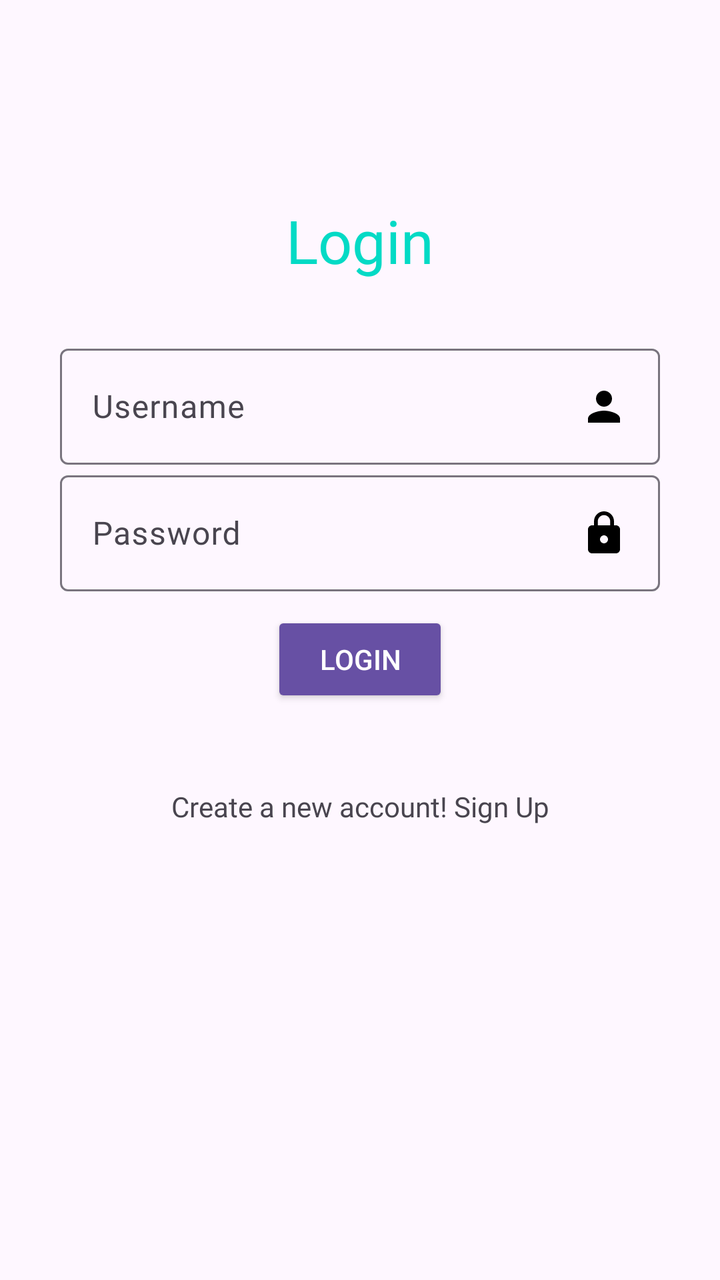
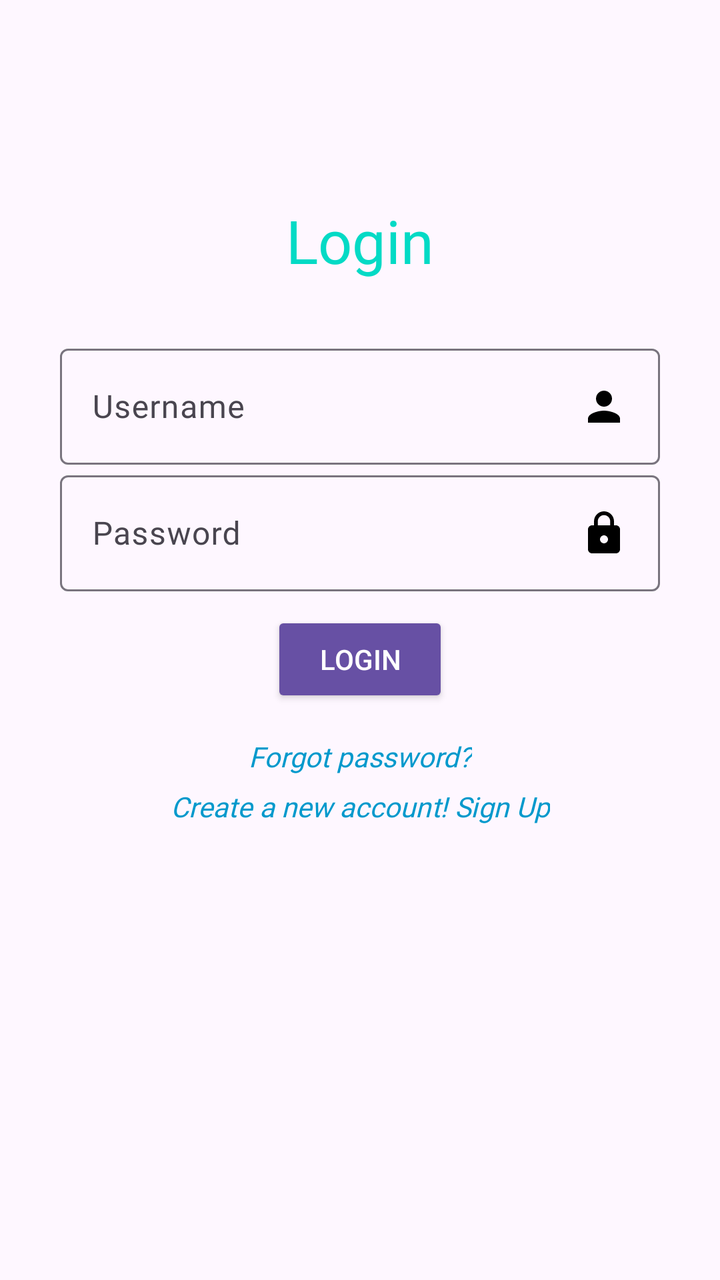

An Android layout rendered at two revisions. The XML below is the earlier revision; the diff shows what the commit changed to produce the second picture.
<!-- AndroidManifest.xml: application theme Theme.Carbonfootprint -->
<!-- res/layout/activity_login.xml -->
<?xml version="1.0" encoding="utf-8"?>
<androidx.constraintlayout.widget.ConstraintLayout xmlns:android="http://schemas.android.com/apk/res/android"
    xmlns:app="http://schemas.android.com/apk/res-auto"
    xmlns:tools="http://schemas.android.com/tools"
    android:id="@+id/main"
    android:layout_width="match_parent"
    android:layout_height="match_parent"
    tools:context=".Login">

    <TextView
        android:id="@+id/textView"
        android:layout_width="match_parent"
        android:layout_height="wrap_content"
        android:layout_marginTop="100dp"
        android:fontFamily="@font/poppinsbold"
        android:gravity="center"
        android:text="@string/login"
        android:textColor="@color/colorAccent"
        android:textSize="30sp"
        app:layout_constraintEnd_toEndOf="parent"
        app:layout_constraintHorizontal_bias="0.0"
        app:layout_constraintStart_toStartOf="parent"
        app:layout_constraintTop_toTopOf="parent"
        tools:targetApi="jelly_bean" />

    <androidx.constraintlayout.widget.ConstraintLayout
        android:layout_width="match_parent"
        android:layout_height="wrap_content"
        app:layout_constraintBottom_toBottomOf="parent"
        app:layout_constraintTop_toTopOf="parent"
        app:layout_constraintVertical_bias="0.426"
        tools:layout_editor_absoluteX="0dp">

        <com.google.android.material.textfield.TextInputLayout
            android:id="@+id/textInputLayoutUsername"
            android:layout_width="match_parent"
            android:layout_height="wrap_content"
            android:layout_marginLeft="30dp"
            android:layout_marginRight="30dp"
            android:hint="@string/username"
            app:layout_constraintEnd_toEndOf="parent"
            app:layout_constraintHorizontal_bias="0.0"
            app:layout_constraintStart_toStartOf="parent"
            app:layout_constraintTop_toTopOf="parent">

            <com.google.android.material.textfield.TextInputEditText
                android:id="@+id/username"
                android:layout_width="match_parent"
                android:layout_height="wrap_content"
                android:drawableEnd="@drawable/ic_user"
                android:drawableRight="@drawable/ic_user"
                android:fontFamily="@font/poppinsmedium"
                tools:targetApi="jelly_bean" />
        </com.google.android.material.textfield.TextInputLayout>

        <com.google.android.material.textfield.TextInputLayout
            android:id="@+id/textInputLayoutPassword"
            android:inputType="textPassword"
            android:layout_width="match_parent"
            android:layout_height="wrap_content"
            android:layout_marginLeft="30dp"
            android:layout_marginRight="30dp"
            android:hint="@string/password"
            app:layout_constraintTop_toBottomOf="@+id/textInputLayoutUsername"
            tools:layout_editor_absoluteX="0dp">

            <com.google.android.material.textfield.TextInputEditText
                android:id="@+id/password"
                android:inputType="textPassword"
                android:layout_width="match_parent"
                android:layout_height="wrap_content"
                android:drawableEnd="@drawable/ic_password"
                android:drawableRight="@drawable/ic_password"
                android:fontFamily="@font/poppinsmedium"
                tools:targetApi="jelly_bean" />
        </com.google.android.material.textfield.TextInputLayout>

        <ProgressBar
            android:id="@+id/progress"
            android:layout_width="wrap_content"
            android:layout_height="wrap_content"
            android:visibility="gone"
            app:layout_constraintEnd_toEndOf="parent"
            app:layout_constraintStart_toStartOf="parent"
            app:layout_constraintTop_toBottomOf="@+id/textInputLayoutPassword" />

        <Button
            android:id="@+id/buttonLogin"
            style="@style/Widget.AppCompat.Button.Colored"
            android:layout_width="wrap_content"
            android:layout_height="wrap_content"
            android:layout_marginTop="10dp"
            android:text="@string/login"
            app:layout_constraintEnd_toEndOf="parent"
            app:layout_constraintStart_toStartOf="parent"
            app:layout_constraintTop_toBottomOf="@+id/progress" />

        <TextView
            android:id="@+id/signUpText"
            android:layout_width="wrap_content"
            android:layout_height="wrap_content"
            android:layout_marginTop="40dp"
            android:fontFamily="@font/poppinsmedium"
            android:text="@string/signuphere"
            app:layout_constraintEnd_toEndOf="parent"
            app:layout_constraintStart_toStartOf="parent"
            app:layout_constraintTop_toBottomOf="@+id/buttonLogin"
            tools:targetApi="jelly_bean" />
    </androidx.constraintlayout.widget.ConstraintLayout>

</androidx.constraintlayout.widget.ConstraintLayout>
<!-- resources referenced by this layout -->
<resources>
  <color name="colorAccent">#03DAC5</color>
  <!-- drawable ic_password (drawable) -->
  <vector xmlns:android="http://schemas.android.com/apk/res/android" android:height="24dp" android:tint="#000000" android:viewportHeight="24" android:viewportWidth="24" android:width="24dp">
        
      <path android:fillColor="@android:color/white" android:pathData="M18,8h-1L17,6c0,-2.76 -2.24,-5 -5,-5S7,3.24 7,6v2L6,8c-1.1,0 -2,0.9 -2,2v10c0,1.1 0.9,2 2,2h12c1.1,0 2,-0.9 2,-2L20,10c0,-1.1 -0.9,-2 -2,-2zM12,17c-1.1,0 -2,-0.9 -2,-2s0.9,-2 2,-2 2,0.9 2,2 -0.9,2 -2,2zM15.1,8L8.9,8L8.9,6c0,-1.71 1.39,-3.1 3.1,-3.1 1.71,0 3.1,1.39 3.1,3.1v2z"/>
      
  </vector>
  <!-- drawable ic_user (drawable) -->
  <vector xmlns:android="http://schemas.android.com/apk/res/android" android:height="24dp" android:tint="#000000" android:viewportHeight="24" android:viewportWidth="24" android:width="24dp">
        
      <path android:fillColor="@android:color/white" android:pathData="M12,12c2.21,0 4,-1.79 4,-4s-1.79,-4 -4,-4 -4,1.79 -4,4 1.79,4 4,4zM12,14c-2.67,0 -8,1.34 -8,4v2h16v-2c0,-2.66 -5.33,-4 -8,-4z"/>
      
  </vector>
  <string name="login">Login</string>
  <string name="password">Password</string>
  <string name="signuphere">Create a new account! Sign Up </string>
  <string name="username">Username</string>
  <style name="Theme.Carbonfootprint" parent="Base.Theme.Carbonfootprint" />
  <style name="Base.Theme.Carbonfootprint" parent="Theme.Material3.DayNight.NoActionBar">
          
          
      </style>
</resources>

<!-- the commit's change to res/layout/activity_login.xml (unified diff, before → after) -->
@@ -20,8 +20,7 @@
         app:layout_constraintEnd_toEndOf="parent"
         app:layout_constraintHorizontal_bias="0.0"
         app:layout_constraintStart_toStartOf="parent"
-        app:layout_constraintTop_toTopOf="parent"
-        tools:targetApi="jelly_bean" />
+        app:layout_constraintTop_toTopOf="parent"/>
 
     <androidx.constraintlayout.widget.ConstraintLayout
         android:layout_width="match_parent"
@@ -48,9 +47,7 @@
                 android:layout_width="match_parent"
                 android:layout_height="wrap_content"
                 android:drawableEnd="@drawable/ic_user"
-                android:drawableRight="@drawable/ic_user"
-                android:fontFamily="@font/poppinsmedium"
-                tools:targetApi="jelly_bean" />
+                android:fontFamily="@font/poppinsmedium" />
         </com.google.android.material.textfield.TextInputLayout>
 
         <com.google.android.material.textfield.TextInputLayout
@@ -70,9 +67,7 @@
                 android:layout_width="match_parent"
                 android:layout_height="wrap_content"
                 android:drawableEnd="@drawable/ic_password"
-                android:drawableRight="@drawable/ic_password"
-                android:fontFamily="@font/poppinsmedium"
-                tools:targetApi="jelly_bean" />
+                android:fontFamily="@font/poppinsmedium"/>
         </com.google.android.material.textfield.TextInputLayout>
 
         <ProgressBar
@@ -96,16 +91,31 @@
             app:layout_constraintTop_toBottomOf="@+id/progress" />
 
         <TextView
+            android:layout_width="wrap_content"
+            android:layout_height="wrap_content"
+            android:layout_marginTop="15dp"
+            android:fontFamily="@font/poppinsmedium"
+            android:text="@string/forgot_password"
+            android:textStyle="italic"
+            android:textColor="@android:color/holo_blue_dark"
+            android:background="?android:attr/selectableItemBackground"
+            app:layout_constraintEnd_toEndOf="parent"
+            app:layout_constraintStart_toStartOf="parent"
+            app:layout_constraintTop_toBottomOf="@+id/buttonLogin"/>
+
+        <TextView
             android:id="@+id/signUpText"
             android:layout_width="wrap_content"
             android:layout_height="wrap_content"
             android:layout_marginTop="40dp"
             android:fontFamily="@font/poppinsmedium"
             android:text="@string/signuphere"
+            android:textStyle="italic"
+            android:textColor="@android:color/holo_blue_dark"
+            android:background="?android:attr/selectableItemBackground"
             app:layout_constraintEnd_toEndOf="parent"
             app:layout_constraintStart_toStartOf="parent"
-            app:layout_constraintTop_toBottomOf="@+id/buttonLogin"
-            tools:targetApi="jelly_bean" />
+            app:layout_constraintTop_toBottomOf="@+id/buttonLogin"/>
     </androidx.constraintlayout.widget.ConstraintLayout>
 
 </androidx.constraintlayout.widget.ConstraintLayout>
<!-- resource entries referenced after the edit -->
@@ -13,6 +13,7 @@
       <path android:fillColor="@android:color/white" android:pathData="M12,12c2.21,0 4,-1.79 4,-4s-1.79,-4 -4,-4 -4,1.79 -4,4 1.79,4 4,4zM12,14c-2.67,0 -8,1.34 -8,4v2h16v-2c0,-2.66 -5.33,-4 -8,-4z"/>
       
   </vector>
+  <string name="forgot_password">Forgot password?</string>
   <string name="login">Login</string>
   <string name="password">Password</string>
   <string name="signuphere">Create a new account! Sign Up </string>
